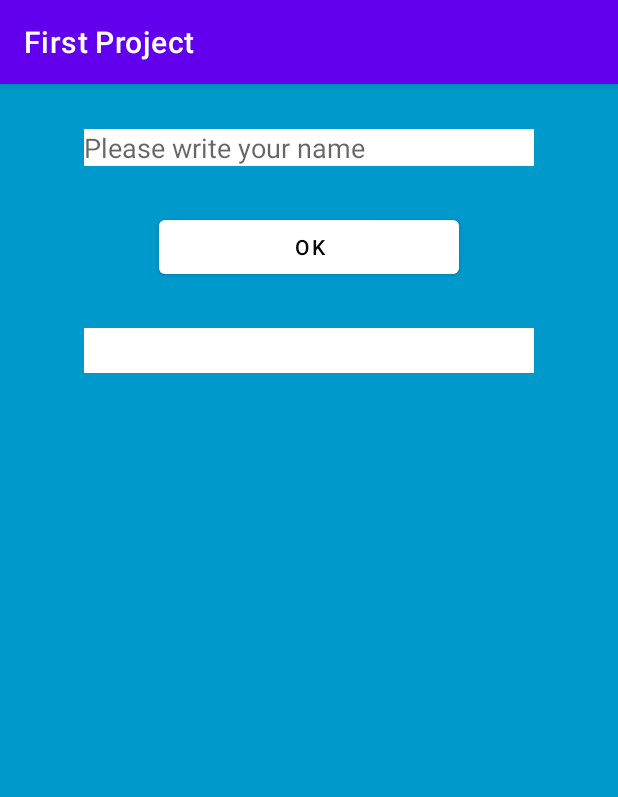
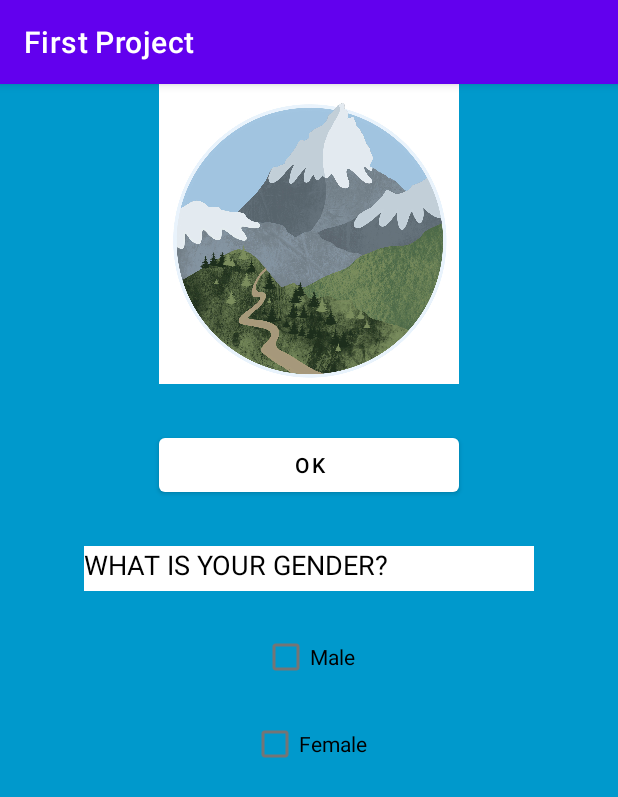
Before and after one commit to Prantik335/my-learning, an Android app: the screen it shows after launch (MainActivity), after a tap on "OK", on a phone screen of 412 x 824 dp. Shown: the top 797 px of the screen. Run offline under Robolectric (Android 15) with nearby library versions, the phone set to English and light mode, and no system bars.

Commit message:
checkbox

```diff
--- a/android-studio/first-project/app/src/main/java/me/prantik/firstproject/MainActivity.java
+++ b/android-studio/first-project/app/src/main/java/me/prantik/firstproject/MainActivity.java
@@ -6,30 +6,51 @@ import android.graphics.Color;
 import android.os.Bundle;
 import android.view.View;
 import android.widget.Button;
+import android.widget.CheckBox;
 import android.widget.EditText;
+import android.widget.ImageView;
 import android.widget.TextView;
 
 public class MainActivity extends AppCompatActivity {
 
-    EditText name;
     Button ok;
     TextView result;
-    String userName;
+    ImageView image;
+    CheckBox male;
+    CheckBox female;
 
     @Override
     protected void onCreate(Bundle savedInstanceState) {
         super.onCreate(savedInstanceState);
         setContentView(R.layout.activity_main);
 
-        name = findViewById(R.id.editTextName);
         ok = findViewById(R.id.buttonOk);
         result = findViewById(R.id.textViewResult);
+        image = findViewById(R.id.imageView);
+        male = findViewById(R.id.checkBoxMale);
+        female = findViewById(R.id.checkBoxFemale);
+
+        male.setOnClickListener(view -> {
+            if (male.isChecked()) {
+                result.setText("Male");
+                female.setChecked(false);
+            } else {
+                result.setText("What is your gender?");
+            }
+        });
+        female.setOnClickListener(view -> {
+            if (female.isChecked()) {
+                result.setText("Female");
+                male.setChecked(false);
+            } else {
+                result.setText("What is your gender?");
+            }
+        });
 
         ok.setOnClickListener(new View.OnClickListener() {
             @Override
             public void onClick(View view) {
-                userName = name.getText().toString();
-                result.setText(userName);
+                image.setImageResource(R.drawable.mountain);
             }
         });
     }
--- a/android-studio/first-project/app/src/main/res/layout/activity_main.xml
+++ b/android-studio/first-project/app/src/main/res/layout/activity_main.xml
@@ -9,15 +9,12 @@
     android:orientation="vertical"
     tools:context=".MainActivity">
 
-    <EditText
-        android:id="@+id/editTextName"
+    <ImageView
+        android:id="@+id/imageView"
         android:layout_width="300dp"
-        android:layout_height="wrap_content"
-        android:layout_marginTop="30dp"
-        android:background="#FFFFFF"
-        android:ems="10"
-        android:hint="Please write your name"
-        android:inputType="textPersonName" />
+        android:layout_height="200dp"
+        android:scaleType="fitCenter"
+        android:src="@drawable/prantik" />
 
     <Button
         android:id="@+id/buttonOk"
@@ -35,7 +32,25 @@
         android:layout_marginTop="30dp"
         android:height="30dp"
         android:background="#FFFFFF"
-        android:text="Result" />
+        android:text="What is your gender?"
+        android:textAllCaps="true"
+        android:textColor="#000000"
+        android:textSize="18sp" />
+
+    <CheckBox
+        android:id="@+id/checkBoxMale"
+        android:layout_width="wrap_content"
+        android:layout_height="wrap_content"
+        android:layout_marginTop="20dp"
+        android:text="Male" />
+
+    <CheckBox
+        android:id="@+id/checkBoxFemale"
+        android:layout_width="wrap_content"
+        android:layout_height="wrap_content"
+        android:layout_marginTop="10dp"
+        android:checked="false"
+        android:text="Female" />
 
 
 </LinearLayout>
```
Also changed, not shown: android-studio/first-project/app/src/main/res/drawable/mountain.jpg (added), android-studio/first-project/app/src/main/res/drawable/prantik.jpg (added).
